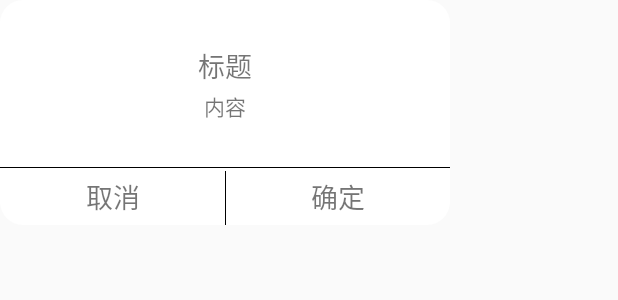
After one commit to 13204236momo/FastMan, an Android app: the layout dialog_common.xml on its own in the app's theme, with its tools: preview values and no code run, on a phone screen of 412 x 824 dp. The commit adds this screen. Shown: the top 300 px of the screen. Run offline under Robolectric (Android 15) with nearby library versions, the phone set to English and light mode, and no system bars.

```diff
--- a/app/src/main/java/com/tianshang/fastman/App.java
+++ b/app/src/main/java/com/tianshang/fastman/App.java
@@ -3,6 +3,7 @@ package com.tianshang.fastman;
 import android.app.Application;
 
 import com.tianshang.common.utils.Helper;
+import com.tianshang.common.utils.PreferencesUtil;
 
 public class App extends Application {
 
@@ -10,5 +11,6 @@ public class App extends Application {
     public void onCreate() {
         super.onCreate();
         Helper.mContext = this;
+        PreferencesUtil.getInstance().init(this);
     }
 }
--- a/app/src/main/java/com/tianshang/fastman/main/MainActivity.java
+++ b/app/src/main/java/com/tianshang/fastman/main/MainActivity.java
@@ -53,7 +53,7 @@ public class MainActivity extends BaseActivity {
     private void initView() {
         setTitleBarVisible(false);
         mFragmentList.add(new TaskFragment());
-        mFragmentList.add(new TaskFragment());
+        //mFragmentList.add(new TaskFragment());
         mFragmentList.add(new MineFragment());
 
         vpMain.setScrollable(false);
@@ -96,7 +96,7 @@ public class MainActivity extends BaseActivity {
                 tvTab3.setTextColor(getResources().getColor(R.color.brown));
                 tvTab3.getCompoundDrawables()[1].setTint(getResources().getColor(R.color.brown));
 
-                vpMain.setCurrentItem(2);
+                vpMain.setCurrentItem(1);
                 break;
         }
     }
--- a/app/src/main/java/com/tianshang/fastman/task/TaskFmContract.java
+++ b/app/src/main/java/com/tianshang/fastman/task/TaskFmContract.java
@@ -15,7 +15,7 @@ public interface TaskFmContract {
 
         void requestAddress();
         void destroyLocation();
-        void getTaskList(List<TaskListEntity> list);
+        void getTaskList();
 
     }
 }
--- a/common/src/main/java/com/tianshang/common/utils/PermissionUtility.java
+++ b/common/src/main/java/com/tianshang/common/utils/PermissionUtility.java
@@ -15,6 +15,7 @@ import android.util.Log;
 
 
 import androidx.core.content.ContextCompat;
+
 
 import com.tbruyelle.rxpermissions2.RxPermissions;
 
--- /dev/null
+++ b/common/src/main/res/drawable/corner_15.xml
@@ -0,0 +1,7 @@
+<?xml version="1.0" encoding="utf-8"?>
+<shape xmlns:android="http://schemas.android.com/apk/res/android"
+    android:shape="rectangle">
+
+    <corners android:radius="15dp"/>
+    <solid android:color="@android:color/white"/>
+</shape>
--- /dev/null
+++ b/common/src/main/res/layout/dialog_common.xml
@@ -0,0 +1,77 @@
+<?xml version="1.0" encoding="utf-8"?>
+<androidx.constraintlayout.widget.ConstraintLayout xmlns:android="http://schemas.android.com/apk/res/android"
+    android:layout_width="300dp"
+    android:layout_height="wrap_content"
+    xmlns:app="http://schemas.android.com/apk/res-auto"
+    android:orientation="vertical"
+    android:background="@drawable/corner_15">
+
+    <TextView
+        android:id="@+id/tv_title"
+        android:layout_width="wrap_content"
+        android:layout_height="wrap_content"
+        app:layout_constraintLeft_toLeftOf="parent"
+        app:layout_constraintRight_toRightOf="parent"
+        app:layout_constraintTop_toTopOf="parent"
+        android:layout_marginTop="30dp"
+        android:textSize="18sp"
+        android:text="标题"/>
+
+    <TextView
+        android:id="@+id/tv_content"
+        android:layout_width="wrap_content"
+        android:layout_height="wrap_content"
+        app:layout_constraintLeft_toLeftOf="parent"
+        app:layout_constraintRight_toRightOf="parent"
+        app:layout_constraintTop_toTopOf="@id/tv_title"
+        app:layout_constraintBottom_toTopOf="@id/line1"
+        android:layout_marginLeft="20dp"
+        android:layout_marginRight="20dp"
+        android:layout_marginTop="30dp"
+        android:layout_marginBottom="30dp"
+        android:textSize="14sp"
+        android:text="内容"/>
+
+
+    <View
+        android:id="@+id/line1"
+        android:layout_width="match_parent"
+        android:layout_height="0.5dp"
+        android:background="@android:color/black"
+        app:layout_constraintBottom_toTopOf="@+id/tv_cancel"/>
+
+    <TextView
+        android:id="@+id/tv_cancel"
+        android:layout_width="wrap_content"
+        android:layout_height="wrap_content"
+        app:layout_constraintLeft_toLeftOf="parent"
+        app:layout_constraintRight_toLeftOf="@id/line"
+        app:layout_constraintBottom_toBottomOf="parent"
+        android:paddingTop="5dp"
+        android:paddingBottom="5dp"
+        android:textSize="18sp"
+        android:text="取消"/>
+
+    <View
+        android:id="@+id/line"
+        android:layout_width="0.5dp"
+        android:layout_height="36dp"
+        android:background="@android:color/black"
+        app:layout_constraintLeft_toLeftOf="parent"
+        app:layout_constraintRight_toRightOf="parent"
+        app:layout_constraintBottom_toBottomOf="parent" />
+
+    <TextView
+        android:id="@+id/tv_confirm"
+        android:layout_width="wrap_content"
+        android:layout_height="wrap_content"
+        app:layout_constraintLeft_toRightOf="@id/line"
+        app:layout_constraintRight_toRightOf="parent"
+        app:layout_constraintBottom_toBottomOf="parent"
+        android:paddingTop="5dp"
+        android:paddingBottom="5dp"
+        android:textSize="18sp"
+        android:text="确定"/>
+
+
+</androidx.constraintlayout.widget.ConstraintLayout>
```
Also changed, not shown: app/src/main/java/com/tianshang/fastman/main/TaskFragment.java (+42 -9 lines), app/src/main/java/com/tianshang/fastman/task/TaskFmPresenter.java (+36 -25 lines), common/src/main/java/com/tianshang/common/utils/PreferencesUtil.java (added, +185 -0 lines), common/src/main/java/com/tianshang/common/widget/CommonDialog.java (added, +141 -0 lines).
